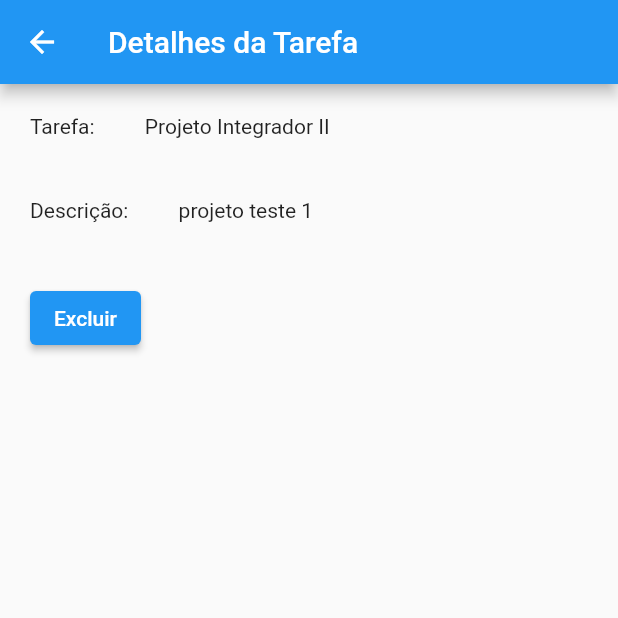
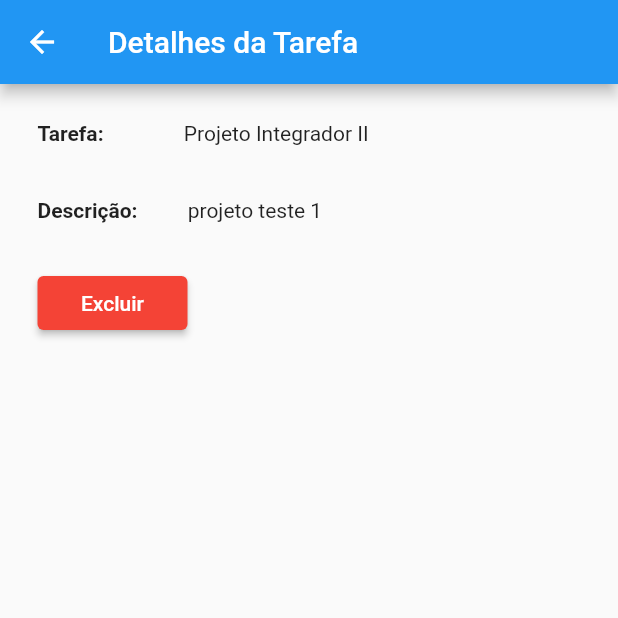
Before and after one commit to AndreyCordeiro/lista_tarefas, a Flutter app: the screen it shows after launch, after a tap on an icon or button, on a phone screen of 412 x 824 dp, the top half of it. Run offline on Flutter 3.47's test engine with Material 2 defaults, Android fonts, the phone set to English and light mode, and no system bars; our stand-ins replace sqflite; accounts and stored records are empty.

Commit message:
Implementada a exclusão de tarefas

```diff
--- a/lib/tarefas/info-tarefa-widget.dart
+++ b/lib/tarefas/info-tarefa-widget.dart
@@ -1,8 +1,7 @@
 import 'package:flutter/material.dart';
 import 'package:lista_tarefas/tarefas/tarefa.dart';
-import 'package:path/path.dart';
-import 'package:sqflite/sqflite.dart';
 
+import 'componentes/elevated-button-excluir.dart';
 import 'info-tarefa-page.dart';
 
 class InfoTarefaWidget extends State<InfoTarefaPage> {
@@ -16,80 +15,55 @@ class InfoTarefaWidget extends State<InfoTarefaPage> {
       appBar: AppBar(
         title: const Text("Detalhes da Tarefa"),
       ),
-      body: Column(
-        crossAxisAlignment: CrossAxisAlignment.start,
-        children: <Widget>[
-          Padding(
-            padding: const EdgeInsets.all(20.0),
-            child: Row(
+      body: Container(
+        padding: const EdgeInsets.only(
+          left: 25,
+          top: 25,
+        ),
+        child: Column(
+          crossAxisAlignment: CrossAxisAlignment.start,
+          children: <Widget>[
+            Row(
               children: <Widget>[
                 Column(
                   children: <Widget>[
                     Row(
                       children: <Widget>[
-                        const Text('Tarefa: '),
-                        const SizedBox(width: 30),
-                        Text(tarefa.nome),
+                        const Text('Tarefa: ',
+                            style: TextStyle(fontWeight: FontWeight.bold)),
+                        const SizedBox(width: 50),
+                        Text(
+                          tarefa.nome,
+                          overflow: TextOverflow.ellipsis,
+                        ),
                       ],
                     ),
                   ],
                 ),
               ],
             ),
-          ),
-          Padding(
-            padding: const EdgeInsets.all(20.0),
-            child: Row(
+            const SizedBox(height: 35),
+            Row(
               children: <Widget>[
                 Column(
                   children: <Widget>[
                     Row(
                       children: <Widget>[
-                        const Text('Descrição: '),
+                        const Text('Descrição: ',
+                            style: TextStyle(fontWeight: FontWeight.bold)),
                         const SizedBox(width: 30),
-                        Text(tarefa.descricao),
+                        Text(tarefa.descricao, overflow: TextOverflow.ellipsis),
                       ],
                     ),
                   ],
                 ),
               ],
             ),
-          ),
-          Row(
-            children: <Widget>[
-              Padding(
-                padding: const EdgeInsets.all(20.0),
-                child: ElevatedButton(
-                  onPressed: () {
-
-                  },
-                  style: ButtonStyle(
-                    backgroundColor:
-                  ),
-                  child: const Text('Excluir'),
-                ),
-              ),
-            ],
-          ),
-        ],
+            const SizedBox(height: 30),
+            BotaoExcluir(tarefa: tarefa),
+          ],
+        ),
       ),
     );
   }
-
-  Future<int> _salvar(String nome, String descricao, [int? id]) async {
-    String path = join(await getDatabasesPath(), 'task_list');
-    Database dataBase = await openDatabase(path, version: 1);
-
-    String sql;
-    Future<int> linhasAfetadas;
-
-    if (id == null) {
-      sql = "INSERT INTO tarefa (nome, descricao) VALUES (?, ?)";
-      linhasAfetadas = dataBase.rawInsert(sql, [nome, descricao]);
-    } else {
-      sql = "UPDATE tarefa SET nome = ?, descricao = ? WHERE id = ?";
-      linhasAfetadas = dataBase.rawInsert(sql, [nome, descricao]);
-    }
-    return linhasAfetadas;
-  }
 }
```
